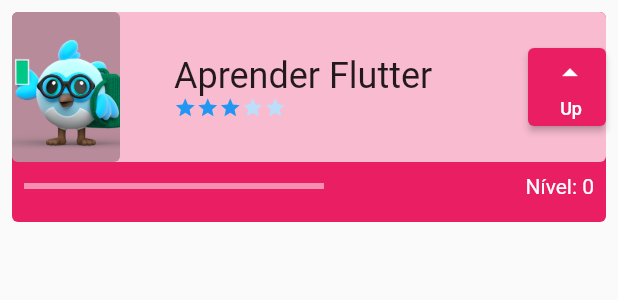
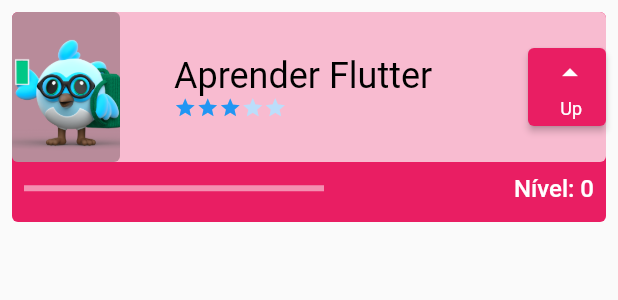
Before and after one commit to lucassamel/first_project, a Flutter app: the Task widget shown alone on an empty page, opened directly, on a phone screen of 412 x 824 dp. Shown: the top 300 px of the screen. Run offline on Flutter 3.47's test engine with Material 2 defaults, Android fonts, the phone set to English and light mode, and no system bars; our stand-ins replace sqflite; accounts and stored records are empty; network calls fail.

Commit message:
Tipografia usando o ThemeData

```diff
--- a/lib/components/task.dart
+++ b/lib/components/task.dart
@@ -73,9 +73,7 @@ class _TaskState extends State<Task> {
                             width: 200,
                             child: Text(
                               widget.nome,
-                              style: const TextStyle(
-                                  fontSize: 24,
-                                  overflow: TextOverflow.ellipsis),
+                              style: Theme.of(context).textTheme.displaySmall,
                             )),
                         Difficulty(
                           difficultyLevel: widget.dificuldade,
@@ -95,14 +93,14 @@ class _TaskState extends State<Task> {
                             });
                             // print(nivel);
                           },
-                          child: const Column(
+                          child: Column(
                             mainAxisAlignment: MainAxisAlignment.spaceEvenly,
                             crossAxisAlignment: CrossAxisAlignment.end,
                             children: [
-                              Icon(Icons.arrow_drop_up),
+                              const Icon(Icons.arrow_drop_up),
                               Text(
                                 'Up',
-                                style: TextStyle(fontSize: 12),
+                                style: Theme.of(context).primaryTextTheme.labelMedium,
                               )
                             ],
                           )),
@@ -128,7 +126,7 @@ class _TaskState extends State<Task> {
                     padding: const EdgeInsets.all(8.0),
                     child: Text(
                       'Nível: ${widget.nivel}',
-                      style: const TextStyle(color: Colors.white),
+                      style: Theme.of(context).primaryTextTheme.labelLarge,
                     ),
                   ),
                 ],
--- a/lib/themes/my_theme.dart
+++ b/lib/themes/my_theme.dart
@@ -8,4 +8,16 @@ ThemeData myTheme = ThemeData(
     secondary: Colors.pink[200],
     surface: Colors.pink[100],
   ),
+  textTheme: const TextTheme(
+    displaySmall: TextStyle(
+      color: Colors.black,
+      fontSize: 24,
+      overflow: TextOverflow.ellipsis,
+    ),
+  ),
+  primaryTextTheme: const TextTheme(
+    labelLarge: TextStyle(
+      fontSize: 16,
+    ),
+  ),
 );
```
